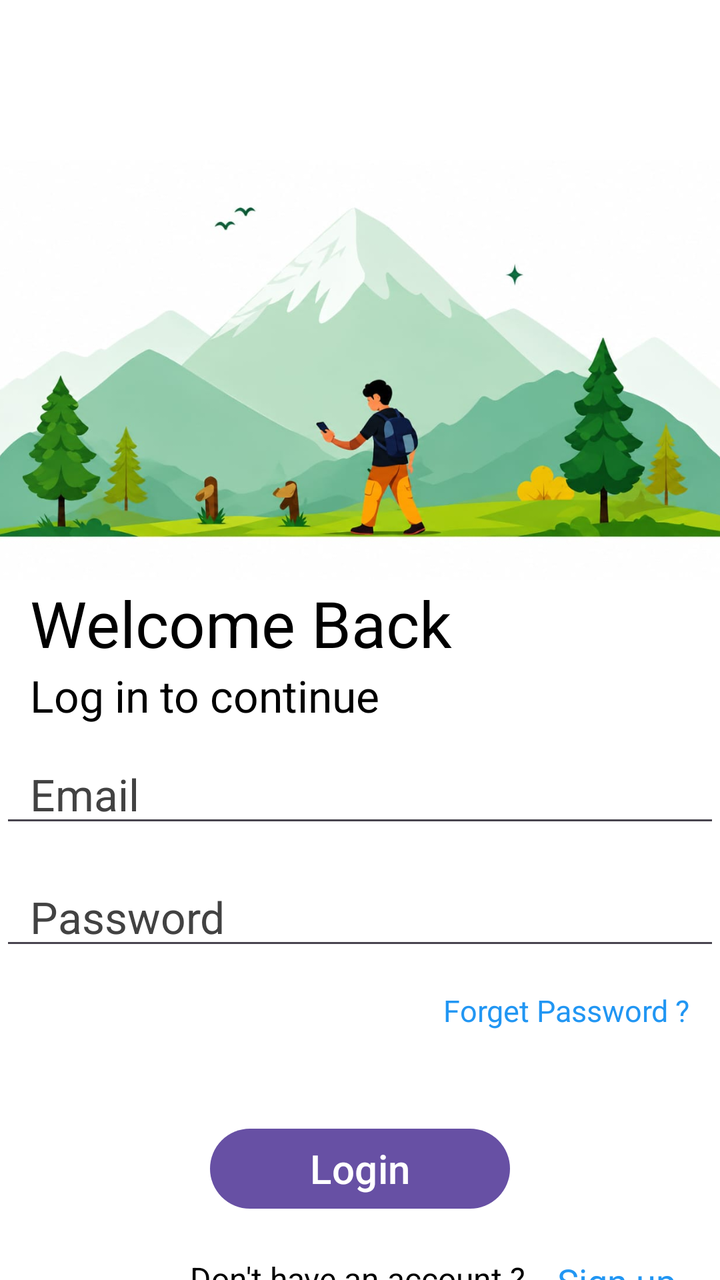
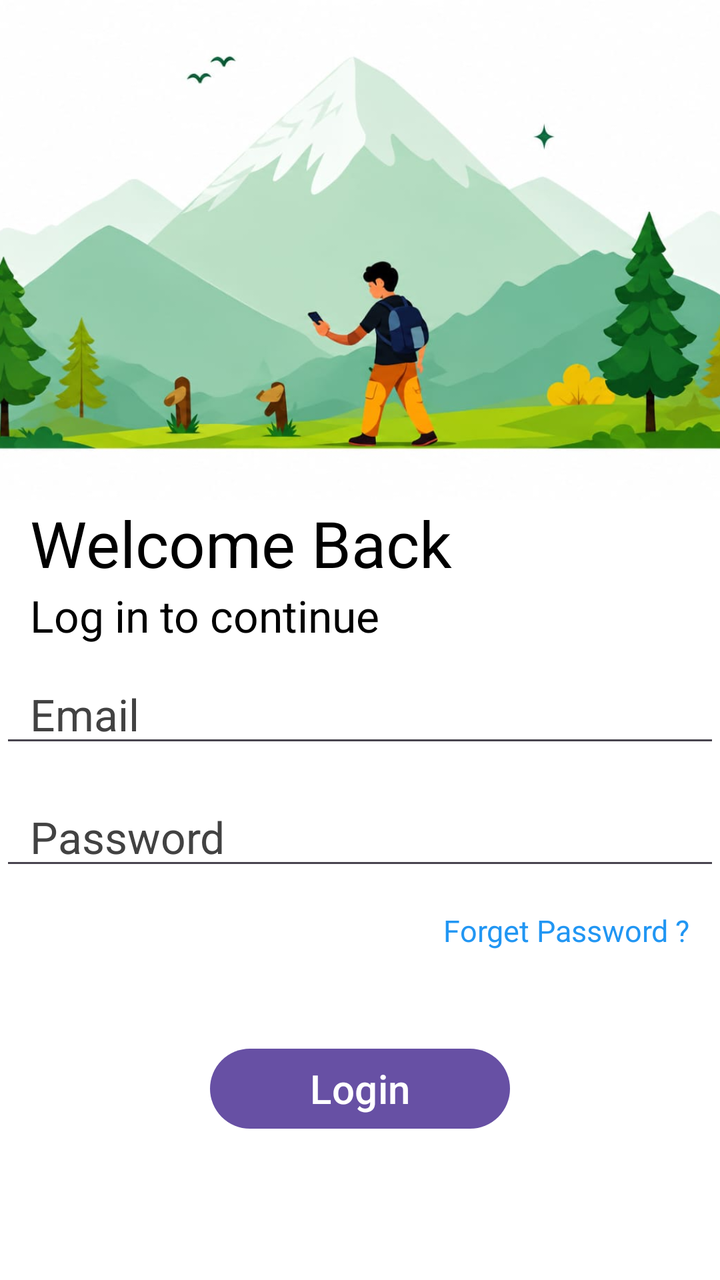

An Android layout rendered at two revisions. The XML below is the earlier revision; the diff shows what the commit changed to produce the second picture.
<!-- AndroidManifest.xml: application theme Theme.TrailSplit -->
<!-- res/layout/activity_main.xml -->
<?xml version="1.0" encoding="utf-8"?>
<androidx.constraintlayout.widget.ConstraintLayout xmlns:android="http://schemas.android.com/apk/res/android"
    xmlns:app="http://schemas.android.com/apk/res-auto"
    xmlns:tools="http://schemas.android.com/tools"
    android:id="@+id/main"
    android:layout_width="match_parent"
    android:layout_height="match_parent"
    tools:context=".MainActivity"
    android:background="@color/white">

    <ImageView
        android:id="@+id/loginheader"
        android:contentDescription="@null"
        android:layout_width="match_parent"
        android:layout_height="210dp"
        android:layout_marginTop="80dp"

        android:scaleType="centerCrop"
        android:src="@drawable/loginheader"
        app:layout_constraintTop_toTopOf="parent"


        />

    <TextView
        android:id="@+id/welcome"

        android:layout_width="wrap_content"
        android:layout_height="wrap_content"
        android:text="Welcome Back "
        android:textColor="@color/black"
        android:textSize="32sp"
        app:layout_constraintTop_toBottomOf="@id/loginheader"
        app:layout_constraintStart_toStartOf="@id/loginheader"
        android:paddingLeft="15dp"
        />

    <TextView
        android:id="@+id/statement"
        android:layout_width="wrap_content"
        android:layout_height="wrap_content"
        android:text="Log in to continue"
        android:textColor="@color/black"
        android:textSize="22sp"
        android:paddingLeft="15dp"
        app:layout_constraintTop_toBottomOf="@id/welcome"
        app:layout_constraintStart_toStartOf="@id/welcome"


        />

        <EditText
            android:id="@+id/email"
            android:layout_width="match_parent"
            android:layout_height="wrap_content"

            android:hint="Email"
           android:textColorHint="@color/cardview_dark_background"

            android:textSize="22sp"
            android:paddingTop="20dp"
            android:paddingLeft="15dp"
            app:layout_constraintTop_toBottomOf="@id/statement"
            app:layout_constraintStart_toStartOf="@id/statement"

            />

    <EditText
        android:id="@+id/password"
        android:layout_width="match_parent"
        android:layout_height="wrap_content"

        android:hint="Password"
        android:textColorHint="@color/cardview_dark_background"

        android:textSize="22sp"
        android:paddingTop="25dp"
        android:paddingLeft="15dp"
        app:layout_constraintTop_toBottomOf="@id/email"
        app:layout_constraintStart_toStartOf="@id/email"

        />

    <TextView
        android:id="@+id/fogetpassword"
        android:layout_width="wrap_content"
        android:layout_height="wrap_content"
        android:text="Forget Password ?"
        android:textSize="15dp"
        android:textColor="#2196F3"
        android:layout_marginTop="15dp"
        app:layout_constraintTop_toBottomOf="@id/password"
        app:layout_constraintEnd_toEndOf="parent"
        android:layout_marginRight="15dp"
        />



    <Button
        android:id="@+id/btn"
        android:layout_width="150dp"
        android:layout_height="wrap_content"
        android:text="Login"
        android:textSize="20sp"
        android:layout_marginTop="45dp"


        app:layout_constraintTop_toBottomOf="@id/fogetpassword"
        app:layout_constraintStart_toStartOf="parent"
        app:layout_constraintEnd_toEndOf="parent"
        />
    <TextView
        android:id="@+id/account"
        android:layout_width="wrap_content"
        android:layout_height="wrap_content"
        android:text="Don't have an account ? "
        android:textSize="16dp"
        android:textColor="@color/black"
        android:paddingTop="20dp"
        app:layout_constraintTop_toBottomOf="@id/btn"
        android:paddingLeft="95dp"
        app:layout_constraintStart_toStartOf="parent"



        />
    <TextView
        android:id="@+id/sign"
        android:layout_width="wrap_content"
        android:layout_height="wrap_content"
        android:text="Sign up"
        android:textSize="18dp"
        app:layout_constraintStart_toEndOf="@id/account"
        app:layout_constraintTop_toBottomOf="@id/btn"
        android:paddingTop="20dp"
        android:paddingLeft="12dp"
        android:textColor="#2196F3"
        />
</androidx.constraintlayout.widget.ConstraintLayout>
<!-- resources referenced by this layout -->
<resources>
  <color name="black">#FF000000</color>
  <color name="white">#FFFFFFFF</color>
  <!-- drawable loginheader: jpeg bitmap (drawable, 50315 bytes) -->
  <style name="Theme.TrailSplit" parent="Base.Theme.TrailSplit" />
  <style name="Base.Theme.TrailSplit" parent="Theme.Material3.DayNight.NoActionBar">
          
          
      </style>
</resources>

<!-- the commit's change to res/layout/activity_main.xml (unified diff, before → after) -->
@@ -12,8 +12,7 @@
         android:id="@+id/loginheader"
         android:contentDescription="@null"
         android:layout_width="match_parent"
-        android:layout_height="210dp"
-        android:layout_marginTop="80dp"
+        android:layout_height="250dp"
 
         android:scaleType="centerCrop"
         android:src="@drawable/loginheader"
@@ -53,7 +52,6 @@
             android:id="@+id/email"
             android:layout_width="match_parent"
             android:layout_height="wrap_content"
-
             android:hint="Email"
            android:textColorHint="@color/cardview_dark_background"
 
@@ -114,12 +112,14 @@
         android:layout_width="wrap_content"
         android:layout_height="wrap_content"
         android:text="Don't have an account ? "
+        app:layout_constraintBottom_toBottomOf="parent"
         android:textSize="16dp"
         android:textColor="@color/black"
         android:paddingTop="20dp"
         app:layout_constraintTop_toBottomOf="@id/btn"
         android:paddingLeft="95dp"
         app:layout_constraintStart_toStartOf="parent"
+        android:layout_marginBottom="120dp"
 
 
 
@@ -134,6 +134,8 @@
         app:layout_constraintTop_toBottomOf="@id/btn"
         android:paddingTop="20dp"
         android:paddingLeft="12dp"
+        app:layout_constraintBottom_toBottomOf="parent"
         android:textColor="#2196F3"
+        android:layout_marginBottom="120dp"
         />
 </androidx.constraintlayout.widget.ConstraintLayout>
